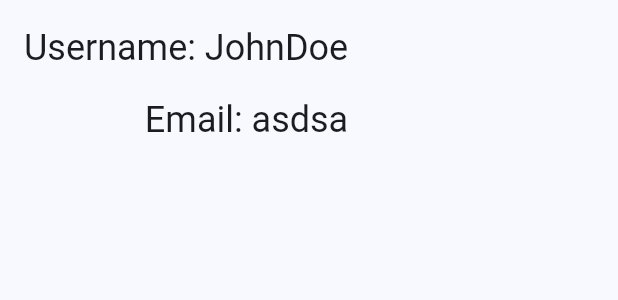
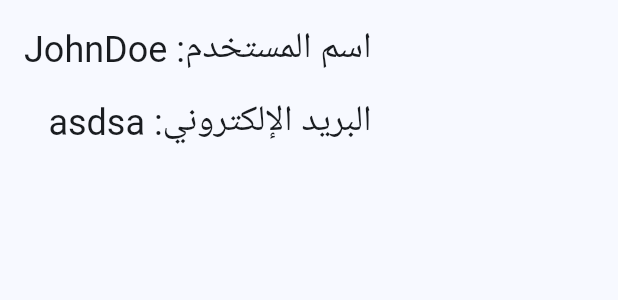
Before and after one commit to abdellatif-laghjaj/nuvaqua-mobile, a Flutter app: the ProfileTab widget shown alone on an empty page, opened directly, on a phone screen of 412 x 824 dp. Shown: the top 300 px of the screen. Run offline on Flutter 3.47's test engine with Material 3 defaults, Android fonts, the phone set to English and light mode, and no system bars; our stand-ins replace syncfusion_flutter_charts.

Commit message:
Update profile_tab.dart

```diff
--- a/lib/pages/tabs/profile_tab.dart
+++ b/lib/pages/tabs/profile_tab.dart
@@ -13,12 +13,12 @@ class ProfileTab extends StatelessWidget {
         crossAxisAlignment: CrossAxisAlignment.start,
         children: [
           Text(
-            'Username: ${userData['username']}',
+            'اسم المستخدم: ${userData['username']}',
             style: Theme.of(context).textTheme.headlineSmall,
           ),
           const SizedBox(height: 16.0),
           Text(
-            'Email: ${userData['email']}',
+            'البريد الإلكتروني: ${userData['email']}',
             style: Theme.of(context).textTheme.headlineSmall,
           ),
         ],
```
